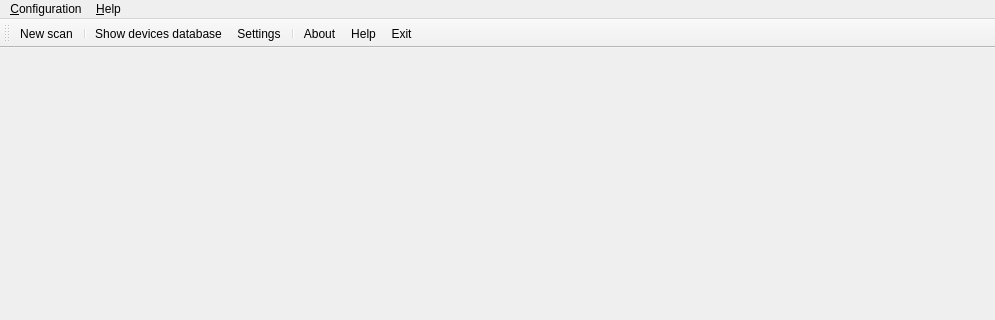
The window that ui/frmMain.ui (turulomio/devicesinlan) describes before a commit, drawn with Qt 5; both pictures show x 0 to 995 and y 0 to 320 of the 995 by 568 pixel window.
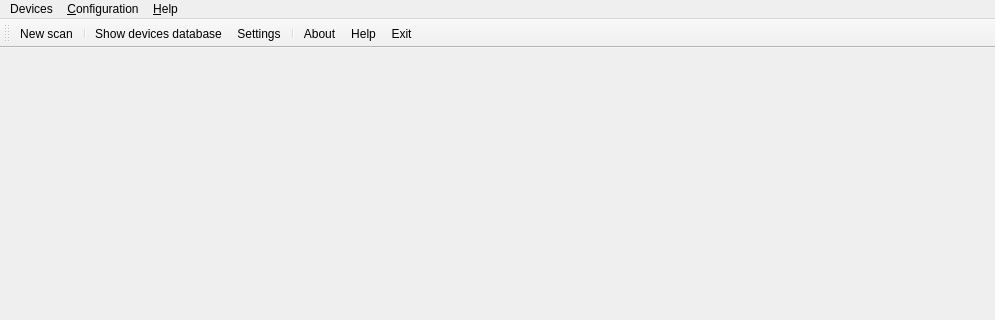
The same window after the commit. Icons and pictures are not drawn.

Commit message: Windows preparada para proxima versión

Diff of the .ui file:
```diff
--- a/ui/frmMain.ui
+++ b/ui/frmMain.ui
@@ -36,7 +36,7 @@
      <x>0</x>
      <y>0</y>
      <width>995</width>
-     <height>30</height>
+     <height>21</height>
     </rect>
    </property>
    <widget class="QMenu" name="menuAyuda">
@@ -54,9 +54,16 @@
     <addaction name="actionShowDatabase"/>
     <addaction name="separator"/>
     <addaction name="actionSettings"/>
+   </widget>
+   <widget class="QMenu" name="menuKnown_devices">
+    <property name="title">
+     <string>Devices</string>
+    </property>
+    <addaction name="actionScan"/>
     <addaction name="separator"/>
     <addaction name="actionExit"/>
    </widget>
+   <addaction name="menuKnown_devices"/>
    <addaction name="menuConfiguraci_n"/>
    <addaction name="menuAyuda"/>
   </widget>
```
Left out of the diff: 44 changed lines with no effect on the pictures. The commit also changes 5 other files.
